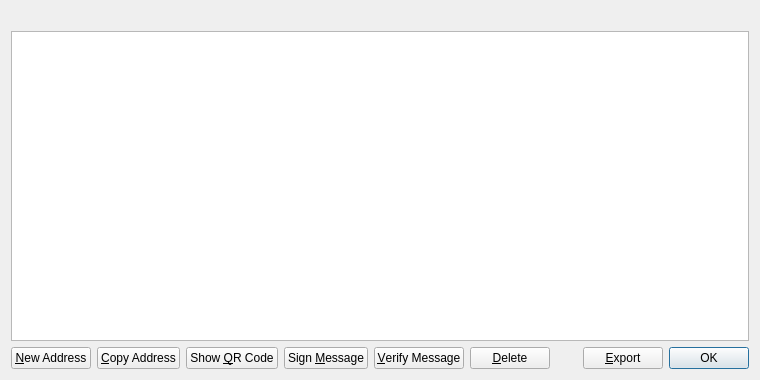
Above: src/qt/forms/addressbookpage.ui from WorldcoinGlobal/WorldcoinLegacy before the change. Below: the same form after it.
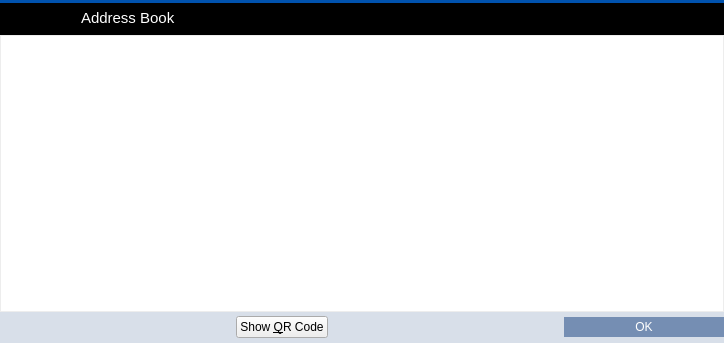
That is the form after the change. Icons and pictures are not drawn.

```diff
--- a/src/qt/forms/addressbookpage.ui
+++ b/src/qt/forms/addressbookpage.ui
@@ -6,22 +6,350 @@
    <rect>
     <x>0</x>
     <y>0</y>
-    <width>760</width>
-    <height>380</height>
+    <width>724</width>
+    <height>343</height>
    </rect>
   </property>
+  <property name="palette">
+   <palette>
+    <active>
+     <colorrole role="Button">
+      <brush brushstyle="SolidPattern">
+       <color alpha="255">
+        <red>216</red>
+        <green>223</green>
+        <blue>233</blue>
+       </color>
+      </brush>
+     </colorrole>
+     <colorrole role="Base">
+      <brush brushstyle="SolidPattern">
+       <color alpha="255">
+        <red>216</red>
+        <green>223</green>
+        <blue>233</blue>
+       </color>
+      </brush>
+     </colorrole>
+     <colorrole role="Window">
+      <brush brushstyle="SolidPattern">
+       <color alpha="255">
+        <red>216</red>
+        <green>223</green>
+        <blue>233</blue>
+       </color>
+      </brush>
+     </colorrole>
+     <colorrole role="Highlight">
+      <brush brushstyle="SolidPattern">
+       <color alpha="255">
+        <red>235</red>
+        <green>235</green>
+        <blue>235</blue>
+       </color>
+      </brush>
+     </colorrole>
+     <colorrole role="HighlightedText">
+      <brush brushstyle="SolidPattern">
+       <color alpha="255">
+        <red>171</red>
+        <green>127</green>
+        <blue>130</blue>
+       </color>
+      </brush>
+     </colorrole>
+    </active>
+    <inactive>
+     <colorrole role="Button">
+      <brush brushstyle="SolidPattern">
+       <color alpha="255">
+        <red>216</red>
+        <green>223</green>
+        <blue>233</blue>
+       </color>
+      </brush>
+     </colorrole>
+     <colorrole role="Base">
+      <brush brushstyle="SolidPattern">
+       <color alpha="255">
+        <red>216</red>
+        <green>223</green>
+        <blue>233</blue>
+       </color>
+      </brush>
+     </colorrole>
+     <colorrole role="Window">
+      <brush brushstyle="SolidPattern">
+       <color alpha="255">
+        <red>216</red>
+        <green>223</green>
+        <blue>233</blue>
+       </color>
+      </brush>
+     </colorrole>
+     <colorrole role="Highlight">
+      <brush brushstyle="SolidPattern">
+       <color alpha="255">
+        <red>235</red>
+        <green>235</green>
+        <blue>235</blue>
+       </color>
+      </brush>
+     </colorrole>
+     <colorrole role="HighlightedText">
+      <brush brushstyle="SolidPattern">
+       <color alpha="255">
+        <red>171</red>
+        <green>127</green>
+        <blue>130</blue>
+       </color>
+      </brush>
+     </colorrole>
+    </inactive>
+    <disabled>
+     <colorrole role="Button">
+      <brush brushstyle="SolidPattern">
+       <color alpha="255">
+        <red>216</red>
+        <green>223</green>
+        <blue>233</blue>
+       </color>
+      </brush>
+     </colorrole>
+     <colorrole role="Base">
+      <brush brushstyle="SolidPattern">
+       <color alpha="255">
+        <red>216</red>
+        <green>223</green>
+        <blue>233</blue>
+       </color>
+      </brush>
+     </colorrole>
+     <colorrole role="Window">
+      <brush brushstyle="SolidPattern">
+       <color alpha="255">
+        <red>216</red>
+        <green>223</green>
+        <blue>233</blue>
+       </color>
+      </brush>
+     </colorrole>
+     <colorrole role="Highlight">
+      <brush brushstyle="SolidPattern">
+       <color alpha="255">
+        <red>240</red>
+        <green>240</green>
+        <blue>240</blue>
+       </color>
+      </brush>
+     </colorrole>
+     <colorrole role="HighlightedText">
+      <brush brushstyle="SolidPattern">
+       <color alpha="255">
+        <red>171</red>
+        <green>127</green>
+        <blue>130</blue>
+       </color>
+      </brush>
+     </colorrole>
+    </disabled>
+   </palette>
+  </property>
   <property name="windowTitle">
    <string>Address Book</string>
   </property>
+  <property name="styleSheet">
+   <string notr="true">#AddressBookPage {
+	background-color: #D8DFE9;
+ }</string>
+  </property>
   <layout class="QVBoxLayout" name="verticalLayout">
+   <property name="spacing">
+    <number>0</number>
+   </property>
+   <property name="leftMargin">
+    <number>0</number>
+   </property>
+   <property name="topMargin">
+    <number>0</number>
+   </property>
+   <property name="rightMargin">
+    <number>0</number>
+   </property>
+   <property name="bottomMargin">
+    <number>0</number>
+   </property>
    <item>
-    <widget class="QLabel" name="labelExplanation">
-     <property name="textFormat">
-      <enum>Qt::PlainText</enum>
+    <widget class="Line" name="line_6">
+     <property name="styleSheet">
+      <string notr="true">background-color: #0052AE;</string>
      </property>
-     <property name="wordWrap">
+     <property name="frameShadow">
+      <enum>QFrame::Raised</enum>
+     </property>
+     <property name="lineWidth">
+      <number>0</number>
+     </property>
+     <property name="orientation">
+      <enum>Qt::Horizontal</enum>
+     </property>
+    </widget>
+   </item>
+   <item>
+    <widget class="QWidget" name="wAddressBookHeader" native="true">
+     <property name="minimumSize">
+      <size>
+       <width>0</width>
+       <height>32</height>
+      </size>
+     </property>
+     <property name="maximumSize">
+      <size>
+       <width>16777215</width>
+       <height>32</height>
+      </size>
+     </property>
+     <property name="styleSheet">
+      <string notr="true">#wAddressBookHeader {
+	background-color: black;
+}</string>
+     </property>
+     <property name="is_header" stdset="0">
       <bool>true</bool>
      </property>
+     <widget class="QLabel" name="label_25">
+      <property name="geometry">
+       <rect>
+        <x>11</x>
+        <y>0</y>
+        <width>37</width>
+        <height>30</height>
+       </rect>
+      </property>
+      <property name="sizePolicy">
+       <sizepolicy hsizetype="Preferred" vsizetype="Preferred">
+        <horstretch>0</horstretch>
+        <verstretch>0</verstretch>
+       </sizepolicy>
+      </property>
+      <property name="minimumSize">
+       <size>
+        <width>30</width>
+        <height>30</height>
+       </size>
+      </property>
+      <property name="maximumSize">
+       <size>
+        <width>55</width>
+        <height>55</height>
+       </size>
+      </property>
+      <property name="text">
+       <string/>
+      </property>
+      <property name="pixmap">
+       <pixmap resource="../res.qrc">:/res/address_book.png</pixmap>
+      </property>
+     </widget>
+     <widget class="QLabel" name="label_25_1">
+      <property name="geometry">
+       <rect>
+        <x>46</x>
+        <y>0</y>
+        <width>38</width>
+        <height>30</height>
+       </rect>
+      </property>
+      <property name="sizePolicy">
+       <sizepolicy hsizetype="Preferred" vsizetype="Preferred">
+        <horstretch>0</horstretch>
+        <verstretch>0</verstretch>
+       </sizepolicy>
+      </property>
+      <property name="minimumSize">
+       <size>
+        <width>30</width>
+        <height>30</height>
+       </size>
+      </property>
+      <property name="maximumSize">
+       <size>
+        <width>55</width>
+        <height>55</height>
+       </size>
+      </property>
+      <property name="text">
+       <string/>
+      </property>
+      <property name="pixmap">
+       <pixmap resource="../res.qrc">:/res/download.png</pixmap>
+      </property>
+     </widget>
+     <widget class="QLabel" name="label_27">
+      <property name="geometry">
+       <rect>
+        <x>81</x>
+        <y>6</y>
+        <width>103</width>
+        <height>18</height>
+       </rect>
+      </property>
+      <property name="font">
+       <font>
+        <pointsize>11</pointsize>
+        <stylestrategy>PreferAntialias</stylestrategy>
+       </font>
+      </property>
+      <property name="styleSheet">
+       <string notr="true">QLabel {
+	color: #fff;
+}</string>
+      </property>
+      <property name="text">
+       <string>Address Book</string>
+      </property>
+     </widget>
+     <widget class="QPushButton" name="bClose">
+      <property name="geometry">
+       <rect>
+        <x>694</x>
+        <y>1</y>
+        <width>30</width>
+        <height>30</height>
+       </rect>
+      </property>
+      <property name="minimumSize">
+       <size>
+        <width>30</width>
+        <height>30</height>
+       </size>
+      </property>
+      <property name="maximumSize">
+       <size>
+        <width>30</width>
+        <height>30</height>
+       </size>
+      </property>
+      <property name="styleSheet">
+       <string notr="true">QPushButton {	
+	image: url(:/res/close_normal.png);
+	border: 0px solid gray;
+}
+QPushButton:pressed:flat {
+	image: url(:/res/close_normal.png);
+}
+
+QPushButton:hover {
+	image: url(:/res/close_hover.png);
+}</string>
+      </property>
+      <property name="text">
+       <string notr="true"/>
+      </property>
+      <property name="flat">
+       <bool>true</bool>
+      </property>
+     </widget>
     </widget>
    </item>
    <item>
@@ -32,6 +360,59 @@
      <property name="toolTip">
       <string>Double-click to edit address or label</string>
      </property>
+     <property name="styleSheet">
+      <string notr="true"> QScrollBar:vertical {
+     border: 0px solid grey;
+     background: white;
+     width: 9px;
+     margin: 24px 0px 0 0px;
+ }
+ QScrollBar::handle:vertical {
+     background: #BB9396;
+     min-width: 20px;
+ }
+QScrollBar::sub-line:vertical {
+	height: 0px;
+    width: 0px;
+}
+
+QHeaderView {
+	background-color: #D8DFE9;
+	font-size: 10;
+	text-align:left;
+}
+QHeaderView::section {
+    background-color: #D8DFE9;
+     color: #0052AE;
+    padding-left: 5px;
+    border: 0px solid #6c6c6c;
+	text-align:left;
+}
+
+/* style the sort indicator */
+QHeaderView::down-arrow {
+    image: url(down_arrow.png);
+}
+
+QHeaderView::up-arrow {
+    image: url(up_arrow.png);
+}
+
+QTableView {
+	border: 1px solid #ededed;
+	selection-background-color: #ebebeb;
+	selection-color:  rgb(0, 82, 174);
+}</string>
+     </property>
+     <property name="frameShape">
+      <enum>QFrame::NoFrame</enum>
+     </property>
+     <property name="horizontalScrollBarPolicy">
+      <enum>Qt::ScrollBarAlwaysOff</enum>
+     </property>
+     <property name="editTriggers">
+      <set>QAbstractItemView::AnyKeyPressed|QAbstractItemView::DoubleClicked|QAbstractItemView::EditKeyPressed</set>
+     </property>
      <property name="tabKeyNavigation">
       <bool>false</bool>
      </property>
@@ -44,41 +425,152 @@
      <property name="selectionBehavior">
       <enum>QAbstractItemView::SelectRows</enum>
      </property>
-     <property name="sortingEnabled">
-      <bool>true</bool>
+     <property name="showGrid">
+      <bool>false</bool>
      </property>
      <attribute name="verticalHeaderVisible">
       <bool>false</bool>
      </attribute>
+     <attribute name="verticalHeaderDefaultSectionSize">
+      <number>20</number>
+     </attribute>
+     <attribute name="verticalHeaderMinimumSectionSize">
+      <number>20</number>
+     </attribute>
     </widget>
    </item>
    <item>
     <layout class="QHBoxLayout" name="horizontalLayout">
      <item>
-      <widget class="QPushButton" name="newAddress">
-       <property name="toolTip">
-        <string>Create a new address</string>
+      <spacer name="horizontalSpacer_18">
+       <property name="orientation">
+        <enum>Qt::Horizontal</enum>
        </property>
+       <property name="sizeHint" stdset="0">
+        <size>
+         <width>40</width>
+         <height>20</height>
+        </size>
+       </property>
+      </spacer>
+     </item>
+     <item>
+      <widget class="QPushButton" name="newAddressButton">
+       <property name="minimumSize">
+        <size>
+         <width>31</width>
+         <height>31</height>
+        </size>
+       </property>
+       <property name="maximumSize">
+        <size>
+         <width>31</width>
+         <height>31</height>
+        </size>
+       </property>
+       <property name="styleSheet">
+        <string notr="true">QPushButton {
+	border: 0px solid gray;
+	image: url(:/res/add_contact/normal.png);
+}
+
+QPushButton:pressed:flat {
+	image: url(:/res/add_contact/pressed.png);
+}
+
+QPushButton:hover {
+	image: url(:/res/add_contact/hover.png);
+}
+
+QPushButton:!enabled {
+	image: url(:/res/add_contact/disabled.png);
+}</string>
+       </property>
        <property name="text">
-        <string>&amp;New Address</string>
+        <string/>
        </property>
-       <property name="icon">
-        <iconset resource="../bitcoin.qrc">
-         <normaloff>:/icons/add</normaloff>:/icons/add</iconset>
+       <property name="flat">
+        <bool>true</bool>
        </property>
       </widget>
      </item>
      <item>
-      <widget class="QPushButton" name="copyAddress">
-       <property name="toolTip">
-        <string>Copy the currently selected address to the system clipboard</string>
+      <widget class="QPushButton" name="copyToClipboard">
+       <property name="minimumSize">
+        <size>
+         <width>31</width>
+         <height>31</height>
+        </size>
        </property>
+       <property name="maximumSize">
+        <size>
+         <width>31</width>
+         <height>31</height>
+        </size>
+       </property>
+       <property name="styleSheet">
+        <string notr="true">QPushButton {
+	border: 0px solid gray;
+	image: url(:/res/duplicate_contact/normal.png);
+}
+
+QPushButton:pressed:flat {
+	image: url(:/res/duplicate_contact/click.png);
+}
+
+QPushButton:hover {
+	image: url(:/res/duplicate_contact/hover.png);
+}
+
+QPushButton:!enabled {
+	image: url(:/res/duplicate_contact/disabled.png);
+}</string>
+       </property>
        <property name="text">
-        <string>&amp;Copy Address</string>
+        <string/>
        </property>
-       <property name="icon">
-        <iconset resource="../bitcoin.qrc">
-         <normaloff>:/icons/editcopy</normaloff>:/icons/editcopy</iconset>
+       <property name="flat">
+        <bool>true</bool>
+       </property>
+      </widget>
+     </item>
+     <item>
+      <widget class="QPushButton" name="editButton">
+       <property name="minimumSize">
+        <size>
+         <width>31</width>
+         <height>31</height>
+        </size>
+       </property>
+       <property name="maximumSize">
+        <size>
+         <width>31</width>
+         <height>31</height>
+        </size>
+       </property>
+       <property name="styleSheet">
+        <string notr="true">QPushButton {
+	border: 0px solid gray;
+	image: url(:/res/edit_contact/edit_contact_normal.png);
+}
+
+QPushButton:pressed:flat {
+	image: url(:/res/edit_contact/edit_contact_pressed.png);
+}
+
+QPushButton:hover {
+	image: url(:/res/edit_contact/edit_contact_hover.png);
+}
+
+QPushButton:!enabled {
+	image: url(:/res/edit_contact/edit_contact_disabled.png);
+}</string>
+       </property>
+       <property name="text">
+        <string/>
+       </property>
+       <property name="flat">
+        <bool>true</bool>
        </property>
       </widget>
      </item>
@@ -95,43 +587,127 @@
      </item>
      <item>
       <widget class="QPushButton" name="signMessage">
-       <property name="toolTip">
-        <string>Sign a message to prove you own a Worldcoin address</string>
+       <property name="enabled">
+        <bool>true</bool>
+       </property>
+       <property name="minimumSize">
+        <size>
+         <width>31</width>
+         <height>31</height>
+        </size>
+       </property>
+       <property name="maximumSize">
+        <size>
+         <width>31</width>
+         <height>31</height>
+        </size>
+       </property>
+       <property name="styleSheet">
+        <string notr="true">QPushButton {
+	border: 0px solid gray;
+	image: url(:/res/sign/normal.png);
+}
+
+QPushButton:pressed:flat {
+	image: url(:/res/sign/pressed.png);
+}
+
+QPushButton:hover {
+	image: url(:/res/sign/hover.png);
+}
+
+QPushButton:!enabled {
+	image: url(:/res/sign/disabled.png);
+}</string>
        </property>
        <property name="text">
-        <string>Sign &amp;Message</string>
+        <string/>
        </property>
-       <property name="icon">
-        <iconset resource="../bitcoin.qrc">
-         <normaloff>:/icons/edit</normaloff>:/icons/edit</iconset>
+       <property name="flat">
+        <bool>true</bool>
        </property>
       </widget>
      </item>
      <item>
       <widget class="QPushButton" name="verifyMessage">
-       <property name="toolTip">
-        <string>Verify a message to ensure it was signed with a specified Worldcoin address</string>
+       <property name="enabled">
+        <bool>true</bool>
        </property>
+       <property name="minimumSize">
+        <size>
+         <width>31</width>
+         <height>31</height>
+        </size>
+       </property>
+       <property name="maximumSize">
+        <size>
+         <width>31</width>
+         <height>31</height>
+        </size>
+       </property>
+       <property name="styleSheet">
+        <string notr="true">QPushButton {
+	border: 0px solid gray;
+	image: url(:/res/verify/verify_normal.png);
+}
+
+QPushButton:pressed:flat {
+	image: url(:/res/verify/verify_pressed.png);
+}
+
+QPushButton:hover {
+	image: url(:/res/verify/verify_hover.png);
+}
+
+QPushButton:!enabled {
+	image: url(:/res/verify/verify_disabled.png);
+}</string>
+       </property>
        <property name="text">
-        <string>&amp;Verify Message</string>
+        <string/>
        </property>
-       <property name="icon">
-        <iconset resource="../bitcoin.qrc">
-         <normaloff>:/icons/transaction_0</normaloff>:/icons/transaction_0</iconset>
+       <property name="flat">
+        <bool>true</bool>
        </property>
       </widget>
      </item>
      <item>
-      <widget class="QPushButton" name="deleteAddress">
-       <property name="toolTip">
-        <string>Delete the currently selected address from the list</string>
+      <widget class="QPushButton" name="deleteButton">
+       <property name="minimumSize">
+        <size>
+         <width>31</width>
+         <height>31</height>
+        </size>
        </property>
+       <property name="maximumSize">
+        <size>
+         <width>31</width>
+         <height>31</height>
+        </size>
+       </property>
+       <property name="styleSheet">
+        <string notr="true">QPushButton {
+	border: 0px solid gray;
+	image: url(:/res/del_contact/delete_contact_normal.png);
+}
+
+QPushButton:pressed:flat {
+	image: url(:/res/del_contact/delete_contact_pressed.png);
+}
+
+QPushButton:hover {
+	image: url(:/res/del_contact/delete_contact_hover.png);
+}
+
+QPushButton:!enabled {
+	image: url(:/res/del_contact/delete_contact_disabled.png);
+}</string>
+       </property>
        <property name="text">
-        <string>&amp;Delete</string>
+        <string/>
        </property>
-       <property name="icon">
-        <iconset resource="../bitcoin.qrc">
-         <normaloff>:/icons/remove</normaloff>:/icons/remove</iconset>
+       <property name="flat">
+        <bool>true</bool>
        </property>
       </widget>
      </item>
@@ -148,20 +724,6 @@
        </property>
       </spacer>
      </item>
-     <item>
-      <widget class="QPushButton" name="exportButton">
-       <property name="toolTip">
-        <string>Export the data in the current tab to a file</string>
-       </property>
-       <property name="text">
-        <string>&amp;Export</string>
-       </property>
-       <property name="icon">
-        <iconset resource="../bitcoin.qrc">
-         <normaloff>:/icons/export</normaloff>:/icons/export</iconset>
-       </property>
-      </widget>
-     </item>
      <item>
       <widget class="QDialogButtonBox" name="buttonBox">
        <property name="sizePolicy">
@@ -170,6 +732,25 @@
          <verstretch>0</verstretch>
         </sizepolicy>
        </property>
+       <property name="styleSheet">
+        <string notr="true">QPushButton {
+	background-color: #758EB3;
+	color: #FFFFFF;
+	border: 0px solid gray;
+	max-height: 20px;
+	min-height: 20px;
+	max-width: 160px;
+	min-width: 160px;
+}
+
+QPushButton:hover {
+	background-color: #0099CC;
+}
+
+QPushButton:pressed:flat {
+	background-color: #9D0B17;
+}</string>
+       </property>
        <property name="standardButtons">
         <set>QDialogButtonBox::Ok</set>
        </property>
```
Left out of the diff: 28 changed lines with no effect on the pictures.
